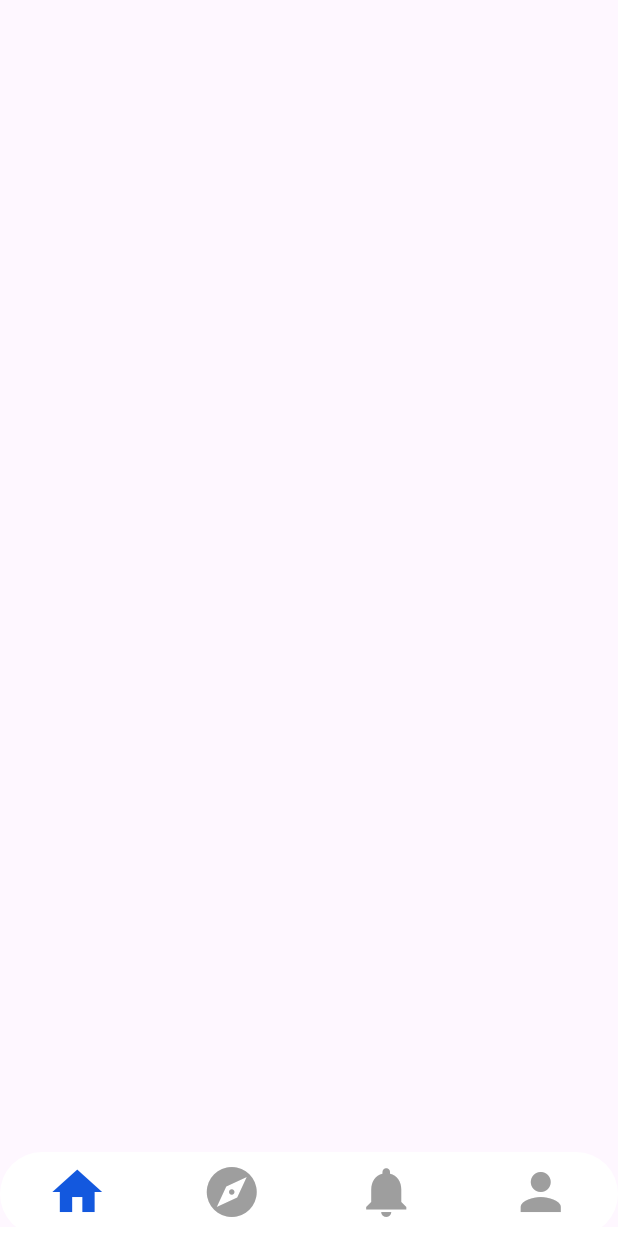
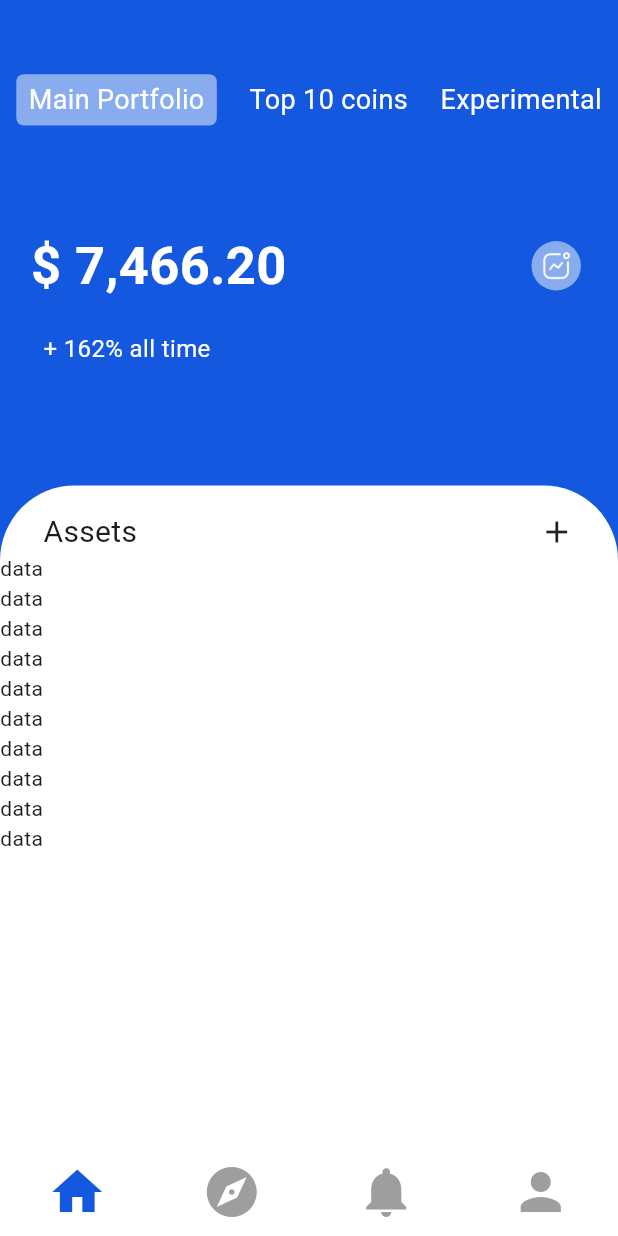
Before and after one commit to huzaifa-huzzi/Crypto_app, a Flutter app: the screen it shows after launch, after a tap on "CREATE PORTFOLIO", on a phone screen of 412 x 824 dp. Run offline on Flutter 3.47's test engine with Material 3 defaults, Android fonts, the phone set to English and light mode, and no system bars; drawn by our look-alikes of persistent_bottom_nav_bar; our stand-ins replace get.

Commit message:
1. Making the crypto app

```diff
--- /dev/null
+++ b/lib/Models/Coins_Model.dart
@@ -0,0 +1,141 @@
+class coins_Model {
+  String? id;
+  String? symbol;
+  String? name;
+  String? image;
+  int? currentPrice;
+  int? marketCap;
+  int? marketCapRank;
+  int? fullyDilutedValuation;
+  int? totalVolume;
+  int? high24h;
+  int? low24h;
+  double? priceChange24h;
+  double? priceChangePercentage24h;
+  int? marketCapChange24h;
+  double? marketCapChangePercentage24h;
+  int? circulatingSupply;
+  int? totalSupply;
+  int? maxSupply;
+  int? ath;
+  double? athChangePercentage;
+  String? athDate;
+  double? atl;
+  double? atlChangePercentage;
+  String? atlDate;
+  Null? roi;
+  String? lastUpdated;
+  SparklineIn7d? sparklineIn7d;
+
+  coins_Model(
+      {this.id,
+        this.symbol,
+        this.name,
+        this.image,
+        this.currentPrice,
+        this.marketCap,
+        this.marketCapRank,
+        this.fullyDilutedValuation,
+        this.totalVolume,
+        this.high24h,
+        this.low24h,
+        this.priceChange24h,
+        this.priceChangePercentage24h,
+        this.marketCapChange24h,
+        this.marketCapChangePercentage24h,
+        this.circulatingSupply,
+        this.totalSupply,
+        this.maxSupply,
+        this.ath,
+        this.athChangePercentage,
+        this.athDate,
+        this.atl,
+        this.atlChangePercentage,
+        this.atlDate,
+        this.roi,
+        this.lastUpdated,
+        this.sparklineIn7d});
+
+  coins_Model.fromJson(Map<String, dynamic> json) {
+    id = json['id'];
+    symbol = json['symbol'];
+    name = json['name'];
+    image = json['image'];
+    currentPrice = json['current_price'];
+    marketCap = json['market_cap'];
+    marketCapRank = json['market_cap_rank'];
+    fullyDilutedValuation = json['fully_diluted_valuation'];
+    totalVolume = json['total_volume'];
+    high24h = json['high_24h'];
+    low24h = json['low_24h'];
+    priceChange24h = json['price_change_24h'];
+    priceChangePercentage24h = json['price_change_percentage_24h'];
+    marketCapChange24h = json['market_cap_change_24h'];
+    marketCapChangePercentage24h = json['market_cap_change_percentage_24h'];
+    circulatingSupply = json['circulating_supply'];
+    totalSupply = json['total_supply'];
+    maxSupply = json['max_supply'];
+    ath = json['ath'];
+    athChangePercentage = json['ath_change_percentage'];
+    athDate = json['ath_date'];
+    atl = json['atl'];
+    atlChangePercentage = json['atl_change_percentage'];
+    atlDate = json['atl_date'];
+    roi = json['roi'];
+    lastUpdated = json['last_updated'];
+    sparklineIn7d = json['sparkline_in_7d'] != null
+        ? new SparklineIn7d.fromJson(json['sparkline_in_7d'])
+        : null;
+  }
+
+  Map<String, dynamic> toJson() {
+    final Map<String, dynamic> data = new Map<String, dynamic>();
+    data['id'] = this.id;
+    data['symbol'] = this.symbol;
+    data['name'] = this.name;
+    data['image'] = this.image;
+    data['current_price'] = this.currentPrice;
+    data['market_cap'] = this.marketCap;
+    data['market_cap_rank'] = this.marketCapRank;
+    data['fully_diluted_valuation'] = this.fullyDilutedValuation;
+    data['total_volume'] = this.totalVolume;
+    data['high_24h'] = this.high24h;
+    data['low_24h'] = this.low24h;
+    data['price_change_24h'] = this.priceChange24h;
+    data['price_change_percentage_24h'] = this.priceChangePercentage24h;
+    data['market_cap_change_24h'] = this.marketCapChange24h;
+    data['market_cap_change_percentage_24h'] =
+        this.marketCapChangePercentage24h;
+    data['circulating_supply'] = this.circulatingSupply;
+    data['total_supply'] = this.totalSupply;
+    data['max_supply'] = this.maxSupply;
+    data['ath'] = this.ath;
+    data['ath_change_percentage'] = this.athChangePercentage;
+    data['ath_date'] = this.athDate;
+    data['atl'] = this.atl;
+    data['atl_change_percentage'] = this.atlChangePercentage;
+    data['atl_date'] = this.atlDate;
+    data['roi'] = this.roi;
+    data['last_updated'] = this.lastUpdated;
+    if (this.sparklineIn7d != null) {
+      data['sparkline_in_7d'] = this.sparklineIn7d!.toJson();
+    }
+    return data;
+  }
+}
+
+class SparklineIn7d {
+  List<double>? price;
+
+  SparklineIn7d({this.price});
+
+  SparklineIn7d.fromJson(Map<String, dynamic> json) {
+    price = json['price'].cast<double>();
+  }
+
+  Map<String, dynamic> toJson() {
+    final Map<String, dynamic> data = new Map<String, dynamic>();
+    data['price'] = this.price;
+    return data;
+  }
+}
--- /dev/null
+++ b/lib/Repository/crypto_Repository.dart
@@ -0,0 +1,24 @@
+
+
+
+import 'dart:convert';
+import 'package:http/http.dart' as http;
+import 'package:crypto_app/Models/Coins_Model.dart';
+
+class CryptoRepository {
+
+   /// coins Api
+   Future<coins_Model>fetchCoinsApi()async{
+     String url = 'https://api.coingecko.com/api/v3/coins/markets?vs_currency=usd&sparkline=true';
+     final response =await http.get(Uri.parse(url));
+
+      if(response.statusCode == 200){
+        final body = jsonDecode(response.body);
+        return coins_Model.fromJson(body);
+      } else {
+        throw Exception( 'Error');
+      }
+   }
+
+
+}
--- a/lib/Views/HomeScreen/HomeScreen.dart
+++ b/lib/Views/HomeScreen/HomeScreen.dart
@@ -1,3 +1,4 @@
+import 'package:crypto_app/Resources/Colors/Colors.dart';
 import 'package:flutter/material.dart';
 
 
@@ -12,6 +13,106 @@ class HomeScreen extends StatefulWidget {
 class _HomeScreenState extends State<HomeScreen> {
   @override
   Widget build(BuildContext context) {
-    return const Scaffold();
+    final height = MediaQuery.sizeOf(context).height;
+    final width = MediaQuery.sizeOf(context).width;
+    return  Scaffold(
+       body: Container(
+               height: height,
+         width: width,
+         decoration: BoxDecoration(
+           color: AppColors.primary,
+         ),
+         child: Column(
+           mainAxisAlignment: MainAxisAlignment.spaceBetween,
+           children: [
+             Padding(
+               padding: EdgeInsets.symmetric(vertical: height * 0.06),
+               child: Row(
+                 mainAxisAlignment: MainAxisAlignment.spaceAround,
+                 children: [
+                  Container(
+                    padding: EdgeInsets.symmetric(horizontal: width * 0.02,vertical: height *0.005),
+                    decoration: BoxDecoration(
+                      color: Colors.white.withOpacity(0.5),
+                      borderRadius: BorderRadius.circular(5),
+                    ),
+                    child: Text('Main Portfolio',style: TextStyle(fontSize: 18,color: Colors.white),),
+                  ),
+                   Text('Top 10 coins',style: TextStyle(fontSize: 18,color: Colors.white),),
+                   Text('Experimental',style: TextStyle(fontSize: 18,color: Colors.white),)
+                 ],
+               ),
+             ),
+             Padding(
+                 padding: EdgeInsets.symmetric(horizontal: width *0.05),
+                 child: Row(
+                   mainAxisAlignment: MainAxisAlignment.spaceBetween,
+                   children: [
+                     Text('\$ 7,466.20',style: TextStyle(fontSize: 35,color: Colors.white,fontWeight: FontWeight.bold),),
+                     Container(
+                       padding: EdgeInsets.all(width * 0.015),
+                       height: height * 0.04,
+                       width:  width * 0.1,
+                       decoration: BoxDecoration(
+                         shape: BoxShape.circle,
+                         color: Colors.white.withOpacity(0.5),
+                       ),
+                       child: Image.asset('assets/icons/5.1.png',height: height * 0.01,color: Colors.white,),
+                     )
+                   ],
+                 ),
+             ),
+             Padding(
+               padding:  EdgeInsets.symmetric(horizontal: width * 0.07),
+               child:Row(
+                 children: [
+                   Text(
+                     '+ 162% all time',
+                     style: TextStyle(fontSize: 16,color: Colors.white),
+                   ),
+                 ],
+               )
+             ),
+             SizedBox(
+               height:  height * 0.05,
+             ),
+             Container(
+               height: height * 0.6,
+               width: width,
+               decoration: BoxDecoration(
+                 color: Colors.white,
+                 borderRadius: BorderRadius.only(
+                   topRight: Radius.circular(50),
+                   topLeft: Radius.circular(50),
+                 )
+               ),
+               child: Column(
+                 children: [
+                   SizedBox(
+                     height:  height * 0.02,
+                   ),
+                   Padding(
+                       padding: EdgeInsets.symmetric(horizontal: width * 0.07),
+                     child: Row(
+                       mainAxisAlignment:MainAxisAlignment.spaceBetween ,
+                       children: [
+                         Text('Assets',style: TextStyle(fontSize: 20),),
+                         Icon(Icons.add),
+                       ],
+                     ),
+                   ),
+                   Expanded(child: ListView.builder(
+                       itemCount: 10,
+                       itemBuilder: (context,index){
+                          return Text('data');
+                       },
+                   ))
+                 ],
+               ) ,
+             )
+           ],
+         ),
+       ),
+    );
   }
 }
--- a/lib/Views/SplashScreen/SplashScreen.dart
+++ b/lib/Views/SplashScreen/SplashScreen.dart
@@ -20,6 +20,8 @@ class _SplashScreenState extends State<SplashScreen> {
     return Scaffold(
       backgroundColor: Colors.white,
       body:Container(
+        width: width,
+        height: height,
         child: Column(
           children: [
             SizedBox(height: height * 0.06,),
--- a/pubspec.yaml
+++ b/pubspec.yaml
@@ -37,6 +37,8 @@ dependencies:
   cupertino_icons: ^1.0.8
   get: ^4.6.6
   persistent_bottom_nav_bar: ^6.2.1
+  http: ^1.3.0
+  intl: ^0.20.1
 
 dev_dependencies:
   flutter_test:
```
Also changed, not shown: lib/View_Model/crypto_view_Model.dart (added, +14 -0 lines), assets/icons/5.1.png (added), pubspec.lock.
